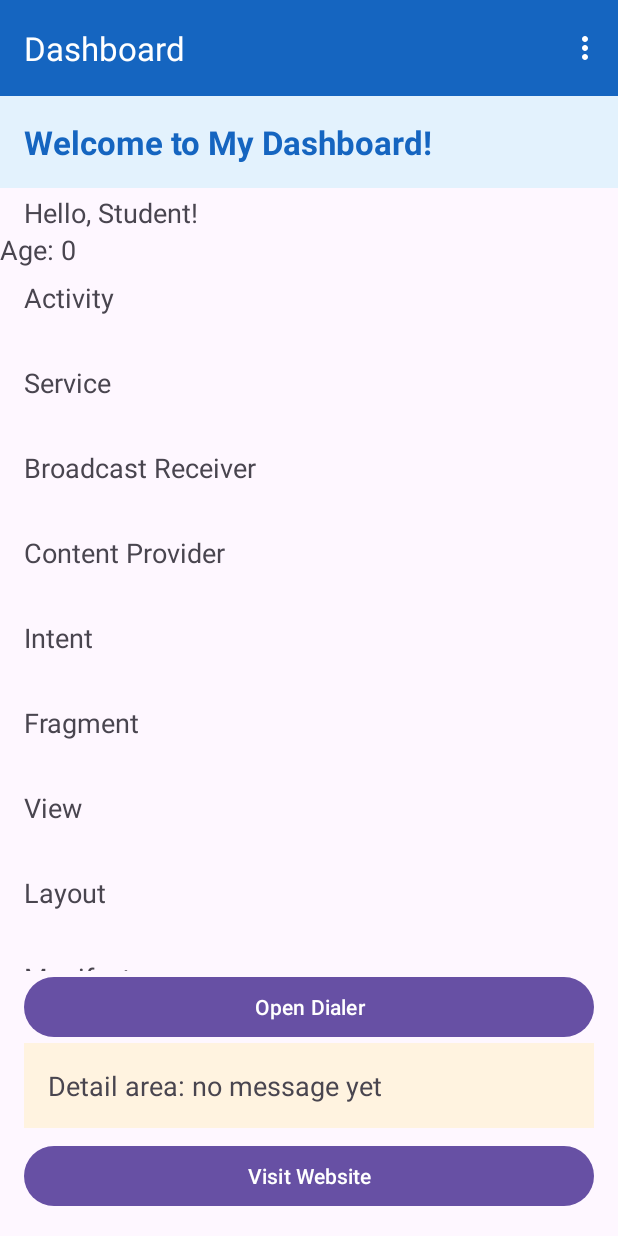
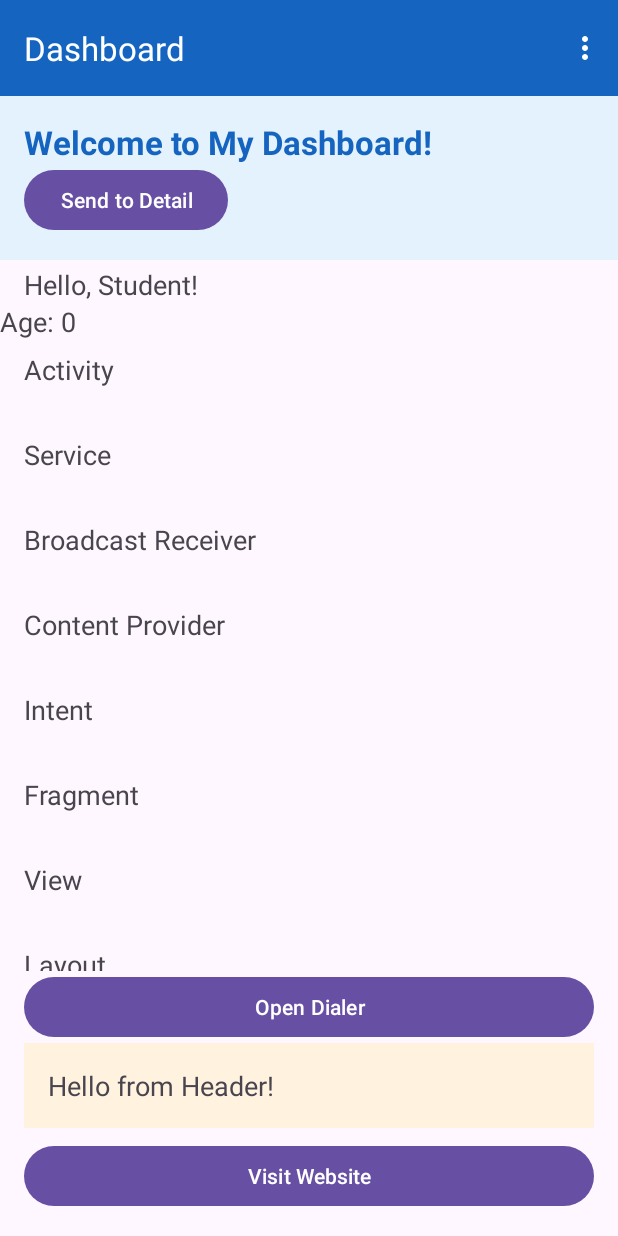
Before and after one commit to DhananjanaB/Lab-02-Android, an Android app: the DashboardActivity screen opened directly, with no data from a screen before it, after a tap on "Activity", on a phone screen of 412 x 824 dp. Run offline under Robolectric (Android 15) with nearby library versions, the phone set to English and light mode, and no system bars; 1 other tap on this screen came first.

Commit message:
Part 3: Communicating Between Fragments

```diff
--- a/app/src/main/java/com/example/uidesignlab/HeaderFragment.java
+++ b/app/src/main/java/com/example/uidesignlab/HeaderFragment.java
@@ -7,6 +7,7 @@ import android.util.Log;
 import android.view.LayoutInflater;
 import android.view.View;
 import android.view.ViewGroup;
+import android.widget.Button;
 
 import androidx.annotation.NonNull;
 import androidx.annotation.Nullable;
@@ -16,14 +17,32 @@ public class HeaderFragment extends Fragment {
 
     private static final String TAG = "LifecycleTracker";
 
+    // Interface
+    public interface OnHeaderInteractionListener {
+        void onButtonClicked(String data);
+    }
+
+    // Interface reference
+    private OnHeaderInteractionListener mListener;
+
     public HeaderFragment() {
-
     }
 
     @Override
     public void onAttach(@NonNull Context context) {
         super.onAttach(context);
+
         Log.d(TAG, "Header onAttach");
+
+        // Check whether Activity implements the interface
+        if (context instanceof OnHeaderInteractionListener) {
+            mListener = (OnHeaderInteractionListener) context;
+        } else {
+            throw new RuntimeException(
+                    context.toString()
+                            + " must implement OnHeaderInteractionListener"
+            );
+        }
     }
 
     @Override
@@ -33,16 +52,38 @@ public class HeaderFragment extends Fragment {
 
         Log.d(TAG, "Header onCreateView");
 
-        return inflater.inflate(
+        View view = inflater.inflate(
                 R.layout.fragment_header,
                 container,
                 false
         );
+
+        // Find Button
+        Button btnHeader = view.findViewById(R.id.btnHeader);
+
+        // Button click event
+        btnHeader.setOnClickListener(v -> {
+
+            if (mListener != null) {
+                mListener.onButtonClicked("Hello from Header!");
+            }
+
+        });
+
+        return view;
     }
 
     @Override
     public void onDestroyView() {
         super.onDestroyView();
+
         Log.d(TAG, "Header onDestroyView");
     }
+
+    @Override
+    public void onDetach() {
+        super.onDetach();
+
+        mListener = null;
+    }
 }
--- a/app/src/main/res/layout/fragment_header.xml
+++ b/app/src/main/res/layout/fragment_header.xml
@@ -1,4 +1,5 @@
 <?xml version="1.0" encoding="utf-8"?>
+
 <LinearLayout xmlns:android="http://schemas.android.com/apk/res/android"
     android:layout_width="match_parent"
     android:layout_height="wrap_content"
@@ -15,4 +16,10 @@
         android:textSize="22sp"
         android:textStyle="bold" />
 
+    <Button
+        android:id="@+id/btnHeader"
+        android:layout_width="wrap_content"
+        android:layout_height="wrap_content"
+        android:text="@string/send_to_detail" />
+
 </LinearLayout>
--- a/app/src/main/res/values/strings.xml
+++ b/app/src/main/res/values/strings.xml
@@ -18,4 +18,6 @@
     <string name="info_text">This is the Info Fragment. It replaced the Detail Fragment.</string>
 
     <string name="menu_swap">Swap Fragment</string>
+
+    <string name="send_to_detail">Send to Detail</string>
 </resources>
```
Also changed, not shown: app/src/main/java/com/example/uidesignlab/DashboardActivity.java (+26 -1 lines).
